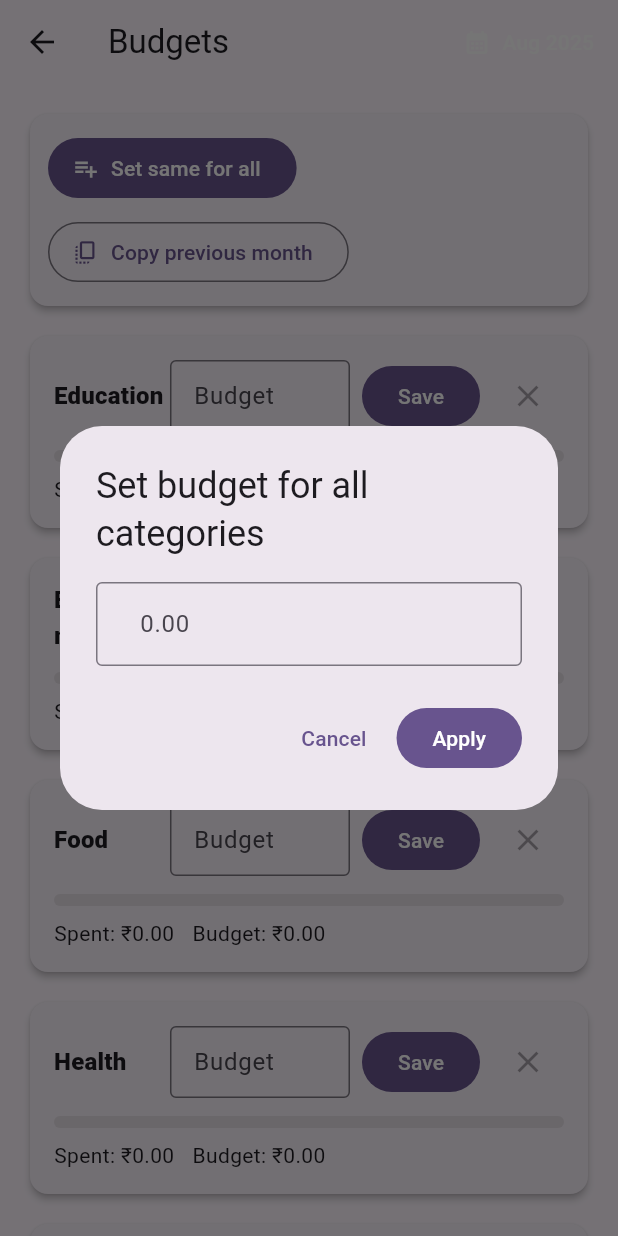
After one commit to DrStoned007/household_budget_tracker, a Flutter app: the BudgetPage screen opened directly, after a tap on "Set same for all", on a phone screen of 412 x 824 dp. The commit adds this screen. Run offline on Flutter 3.47's test engine with Material 3 defaults, Android fonts, the phone set to English and light mode, and no system bars; our stand-ins replace fl_chart, hive, hive_flutter; accounts and stored records are empty.

Commit message:
Add budget features

```diff
--- /dev/null
+++ b/lib/pages/budget/budget_page.dart
@@ -0,0 +1,252 @@
+import 'package:flutter/material.dart';
+import 'package:intl/intl.dart';
+import 'package:provider/provider.dart';
+
+import '../../services/transaction_service.dart';
+import '../../providers/transaction_provider.dart';
+import '../../core/constants/categories.dart';
+import '../../models/transaction_model.dart';
+import '../../core/helpers/amount_input_formatter.dart';
+import '../../core/helpers/currency_utils.dart';
+
+class BudgetPage extends StatefulWidget {
+  const BudgetPage({super.key});
+
+  @override
+  State<BudgetPage> createState() => _BudgetPageState();
+}
+
+class _BudgetPageState extends State<BudgetPage> {
+  DateTime _month = DateTime(DateTime.now().year, DateTime.now().month);
+  final Map<String, TextEditingController> _controllers = {};
+
+  @override
+  void dispose() {
+    for (final c in _controllers.values) {
+      c.dispose();
+    }
+    super.dispose();
+  }
+
+  Future<void> _pickMonth() async {
+    final picked = await showDatePicker(
+      context: context,
+      initialDate: _month,
+      firstDate: DateTime(DateTime.now().year - 3),
+      lastDate: DateTime(DateTime.now().year + 3),
+      helpText: 'Select a date in the month',
+    );
+    if (picked != null) setState(() => _month = DateTime(picked.year, picked.month));
+  }
+
+  @override
+  Widget build(BuildContext context) {
+    final theme = Theme.of(context);
+    final provider = context.watch<TransactionProvider>();
+    final currency = getCurrencySymbol();
+    final currencyFmt = NumberFormat.currency(symbol: currency, decimalDigits: 2);
+    final expenseCats = {
+      ...expenseCategories,
+      ...provider.transactions
+          .where((t) => t.type == TransactionType.expense)
+          .map((t) => t.category),
+    }.toList()
+      ..sort();
+
+    double spentIn(String cat) {
+      return provider.transactions
+          .where((t) =>
+              t.type == TransactionType.expense &&
+              t.category == cat &&
+              t.date.year == _month.year &&
+              t.date.month == _month.month)
+          .fold<double>(0, (s, t) => s + t.amount);
+    }
+
+    return Scaffold(
+      appBar: AppBar(
+        title: const Text('Budgets'),
+        actions: [
+          TextButton.icon(
+            onPressed: _pickMonth,
+            style: TextButton.styleFrom(foregroundColor: Colors.white),
+            icon: const Icon(Icons.calendar_month, size: 18),
+            label: Text(DateFormat('MMM yyyy').format(_month)),
+          )
+        ],
+      ),
+      body: ListView.separated(
+        padding: const EdgeInsets.all(16),
+        itemCount: expenseCats.length + 1,
+        separatorBuilder: (context, index) => const SizedBox(height: 12),
+        itemBuilder: (context, index) {
+          if (index == 0) {
+            return Card(
+              elevation: 2,
+              shape: RoundedRectangleBorder(borderRadius: BorderRadius.circular(12)),
+              child: Padding(
+                padding: const EdgeInsets.all(12.0),
+                child: Wrap(
+                  spacing: 12,
+                  runSpacing: 8,
+                  children: [
+                    FilledButton.icon(
+                      icon: const Icon(Icons.playlist_add),
+                      label: const Text('Set same for all'),
+                      onPressed: () async {
+                        final messenger = ScaffoldMessenger.of(context);
+                        final controller = TextEditingController();
+                        final ok = await showDialog<bool>(
+                          context: context,
+                          builder: (ctx) => AlertDialog(
+                            title: const Text('Set budget for all categories'),
+                            content: TextField(
+                              controller: controller,
+                              keyboardType: const TextInputType.numberWithOptions(decimal: true),
+                              inputFormatters: [AmountTextInputFormatter(maxDecimals: 2)],
+                              decoration: InputDecoration(
+                                prefixText: '$currency ',
+                                hintText: '0.00',
+                                border: const OutlineInputBorder(),
+                              ),
+                            ),
+                            actions: [
+                              TextButton(onPressed: () => Navigator.pop(ctx, false), child: const Text('Cancel')),
+                              FilledButton(onPressed: () => Navigator.pop(ctx, true), child: const Text('Apply')),
+                            ],
+                          ),
+                        );
+                        if (ok == true) {
+                          final raw = controller.text.replaceAll(',', '');
+                          final val = double.tryParse(raw);
+                          if (val == null || val <= 0) {
+                            messenger.showSnackBar(const SnackBar(content: Text('Enter a valid amount')));
+                            return;
+                          }
+                          for (final cat in expenseCats) {
+                            await TransactionService.setMonthlyBudget(cat, _month, val);
+                            _controllers[cat]?.text = val.toStringAsFixed(0);
+                          }
+                          setState(() {});
+                        }
+                      },
+                    ),
+                    OutlinedButton.icon(
+                      icon: const Icon(Icons.copy_all),
+                      label: const Text('Copy previous month'),
+                      onPressed: () async {
+                        final prev = DateTime(_month.year, _month.month - 1);
+                        final messenger = ScaffoldMessenger.of(context);
+                        int copied = 0;
+                        for (final cat in expenseCats) {
+                          final prevBudget = TransactionService.getMonthlyBudget(cat, prev);
+                          if (prevBudget != null && prevBudget > 0) {
+                            await TransactionService.setMonthlyBudget(cat, _month, prevBudget);
+                            _controllers[cat]?.text = prevBudget.toStringAsFixed(0);
+                            copied++;
+                          }
+                        }
+                        messenger.showSnackBar(SnackBar(content: Text('Copied $copied budget${copied == 1 ? '' : 's'}')));
+                        setState(() {});
+                      },
+                    ),
+                  ],
+                ),
+              ),
+            );
+          }
+          index -= 1;
+          final cat = expenseCats[index];
+          final currentBudget = TransactionService.getMonthlyBudget(cat, _month) ?? 0.0;
+          final spent = spentIn(cat);
+          final progress = currentBudget > 0 ? (spent / currentBudget).clamp(0, 1) : 0.0;
+          final over = currentBudget > 0 && spent > currentBudget;
+
+          final controller = _controllers.putIfAbsent(
+            cat,
+            () => TextEditingController(
+              text: currentBudget > 0 ? currentBudget.toStringAsFixed(0) : '',
+            ),
+          );
+
+          return Card(
+            elevation: 2,
+            shape: RoundedRectangleBorder(borderRadius: BorderRadius.circular(12)),
+            child: Padding(
+              padding: const EdgeInsets.all(16.0),
+              child: Column(
+                crossAxisAlignment: CrossAxisAlignment.start,
+                children: [
+                  Row(
+                    children: [
+                      Expanded(
+                        child: Text(cat, style: theme.textTheme.titleMedium?.copyWith(fontWeight: FontWeight.w800)),
+                      ),
+                      SizedBox(
+                        width: 120,
+                        child: TextField(
+                          controller: controller,
+                          keyboardType: const TextInputType.numberWithOptions(decimal: true),
+                          inputFormatters: [AmountTextInputFormatter(maxDecimals: 2)],
+                          decoration: const InputDecoration(
+                            labelText: 'Budget',
+                            isDense: true,
+                            border: OutlineInputBorder(),
+                          ),
+                        ),
+                      ),
+                      const SizedBox(width: 8),
+                      FilledButton(
+                        onPressed: () async {
+                          final raw = controller.text.trim().replaceAll(',', '');
+                          final val = double.tryParse(raw);
+                          if (val == null || val <= 0) {
+                            ScaffoldMessenger.of(context).showSnackBar(const SnackBar(content: Text('Enter a valid amount')));
+                            return;
+                          }
+                          await TransactionService.setMonthlyBudget(cat, _month, val);
+                          setState(() {});
+                        },
+                        child: const Text('Save'),
+                      ),
+                      const SizedBox(width: 8),
+                      IconButton(
+                        tooltip: 'Clear',
+                        icon: const Icon(Icons.clear),
+                        onPressed: currentBudget == 0
+                            ? null
+                            : () async {
+                                await TransactionService.clearMonthlyBudget(cat, _month);
+                                controller.text = '';
+                                setState(() {});
+                              },
+                      ),
+                    ],
+                  ),
+                  const SizedBox(height: 12),
+                  LinearProgressIndicator(
+                    value: progress.toDouble(),
+                    minHeight: 8,
+                    color: over ? Colors.red : theme.colorScheme.primary,
+                    backgroundColor: theme.colorScheme.surfaceContainerHighest,
+                    borderRadius: BorderRadius.circular(8),
+                  ),
+                  const SizedBox(height: 8),
+                  Row(
+                    children: [
+                      Text('Spent: ${currencyFmt.format(spent)}'),
+                      const SizedBox(width: 12),
+                      Text('Budget: ${currencyFmt.format(currentBudget)}'),
+                      const Spacer(),
+                      if (over) Text('Over by ${currencyFmt.format(spent - currentBudget)}', style: const TextStyle(color: Colors.red)),
+                    ],
+                  ),
+                ],
+              ),
+            ),
+          );
+        },
+      ),
+    );
+  }
+}
--- a/lib/pages/dashboard/dashboard_page.dart
+++ b/lib/pages/dashboard/dashboard_page.dart
@@ -10,6 +10,7 @@ import '../../core/widgets/pie_chart_widget.dart';
 import '../../core/widgets/transaction_tile.dart';
 import '../settings/settings_page.dart';
 import '../../core/helpers/currency_utils.dart';
+import '../budget/budget_page.dart';
 
 class DashboardPage extends StatefulWidget {
   const DashboardPage({super.key});
@@ -46,6 +47,15 @@ class _DashboardPageState extends State<DashboardPage> {
           icon: const Icon(Icons.menu),
           onPressed: _openSettings,
         ),
+        actions: [
+          IconButton(
+            tooltip: 'Budgets',
+            icon: const Icon(Icons.account_balance_wallet_outlined),
+            onPressed: () {
+              Navigator.push(context, MaterialPageRoute(builder: (_) => const BudgetPage()));
+            },
+          ),
+        ],
       ),
       body: Padding(
         padding: const EdgeInsets.all(16.0),
--- a/lib/services/transaction_service.dart
+++ b/lib/services/transaction_service.dart
@@ -64,4 +64,8 @@ class TransactionService {
   static double? getMonthlyBudget(String category, DateTime month) {
     return _budgetsBox.get(_budgetKey(category, month));
   }
+
+  static Future<void> clearMonthlyBudget(String category, DateTime month) async {
+    await _budgetsBox.delete(_budgetKey(category, month));
+  }
 }
```
Also changed, not shown: 1 other file.
